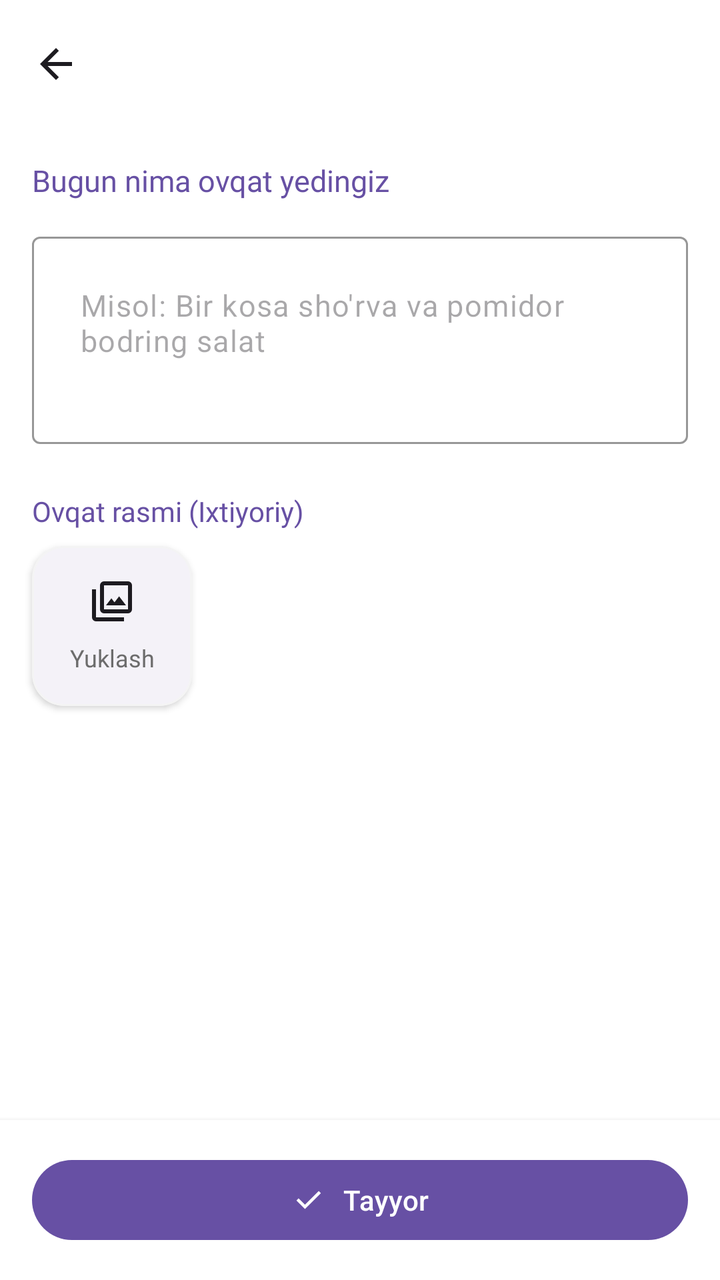
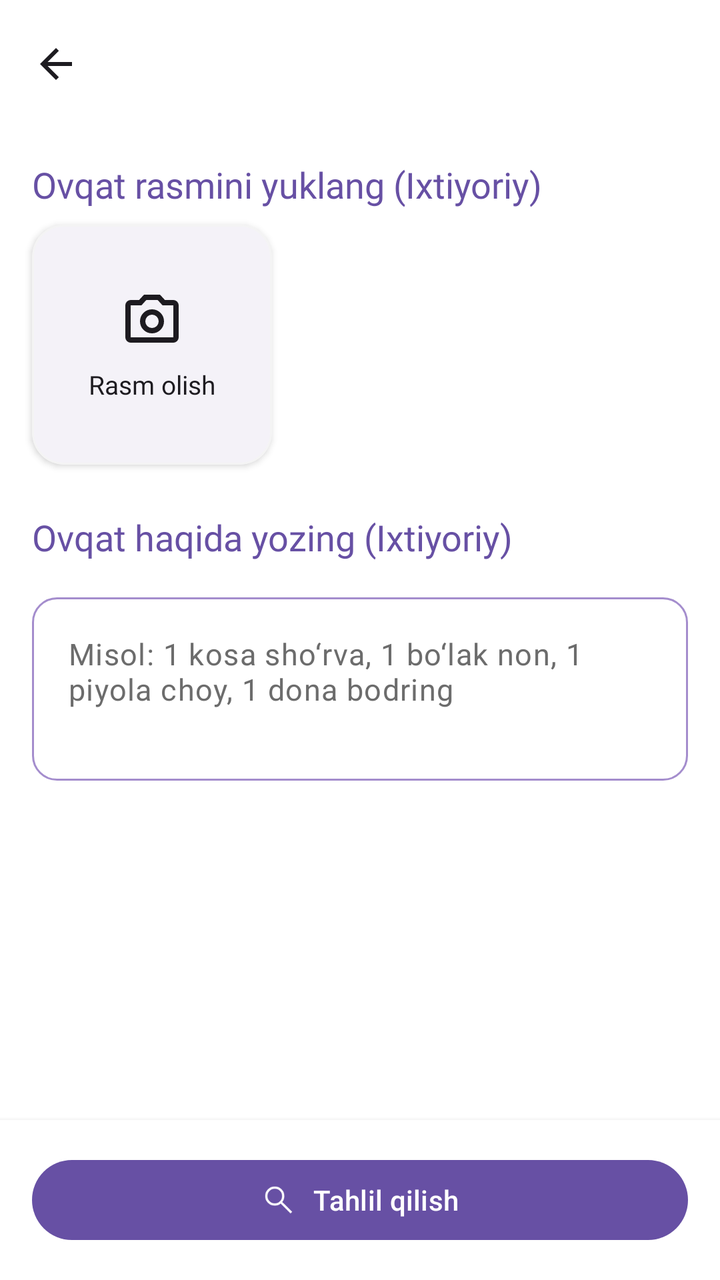

An Android layout rendered at two revisions. The XML below is the earlier revision; the diff shows what the commit changed to produce the second picture.
<!-- AndroidManifest.xml: application theme Theme.Ozamiz -->
<!-- res/layout/fragment_log_food.xml -->
<?xml version="1.0" encoding="utf-8"?>
<androidx.coordinatorlayout.widget.CoordinatorLayout
    xmlns:android="http://schemas.android.com/apk/res/android"
    xmlns:app="http://schemas.android.com/apk/res-auto"
    xmlns:tools="http://schemas.android.com/tools"
    android:layout_width="match_parent"
    android:layout_height="match_parent"
    android:background="?colorSurface"
    tools:context=".ui.log.LogFoodFragment">

    <com.google.android.material.appbar.AppBarLayout
        android:id="@+id/appBarLayout_logFood"
        android:layout_width="match_parent"
        android:layout_height="wrap_content"
        android:background="?colorSurface"
        app:elevation="0dp">

        <com.google.android.material.appbar.MaterialToolbar
            android:id="@+id/toolbar_logFood"
            android:layout_width="match_parent"
            android:layout_height="?attr/actionBarSize"
            app:navigationIcon="@drawable/arrow_back"
            app:navigationIconTint="?colorOnSurface"
            app:titleTextColor="?colorOnSurface"
            tools:title="Nonushta Qo'shish" />

    </com.google.android.material.appbar.AppBarLayout>

    <androidx.core.widget.NestedScrollView
        android:layout_width="match_parent"
        android:layout_height="match_parent"
        app:layout_behavior="@string/appbar_scrolling_view_behavior">

        <LinearLayout
            android:layout_width="match_parent"
            android:layout_height="wrap_content"
            android:clipToPadding="false"
            android:orientation="vertical"
            android:padding="16dp">

            <TextView
                android:id="@+id/title_view"
                style="@style/Headline3_15"
                android:paddingEnd="@dimen/dimen_24"
                android:layout_width="wrap_content"
                android:layout_height="wrap_content"
                android:text="Bugun nima ovqat yedingiz"
                android:textColor="?colorPrimary"/>

            <com.google.android.material.textfield.TextInputLayout
                android:id="@+id/textInputLayout_foodDescription_log"
                android:layout_width="match_parent"
                app:hintEnabled="false"
                app:helperTextEnabled="true"
                android:layout_height="wrap_content"
                android:layout_marginTop="@dimen/dimen_18">

                <com.google.android.material.textfield.TextInputEditText
                    android:id="@+id/editText_foodDescription_log"
                    android:layout_width="match_parent"
                    android:layout_height="wrap_content"
                    android:padding="@dimen/dimen_24"
                    android:textSize="15sp"
                    android:hint="@string/food_description_hint"
                    android:ellipsize="none"
                    android:inputType="textMultiLine|textCapSentences"
                    android:minLines="3"
                    android:gravity="top"
                    android:imeOptions="actionDone"/>
            </com.google.android.material.textfield.TextInputLayout>


            <TextView
                style="@style/Subtitle2_14"
                android:layout_width="wrap_content"
                android:layout_height="wrap_content"
                android:layout_marginTop="@dimen/dimen_24"
                android:text="@string/upload_meal_photo"
                android:textColor="?colorPrimary"/>

            <com.google.android.material.card.MaterialCardView
                android:id="@+id/card_imagePicker_log"
                android:layout_width="80dp"
                android:layout_height="80dp"
                android:layout_gravity="start"
                android:layout_marginTop="@dimen/dimen_8"
                app:cardCornerRadius="16dp"
                app:cardElevation="2dp"
                android:clickable="true"
                android:focusable="true"
                app:strokeWidth="1dp"
                app:strokeColor="?colorOutlineVariant">

                <FrameLayout
                    android:layout_width="match_parent"
                    android:layout_height="match_parent">

                    <ImageView
                        android:id="@+id/imageView_selectedLogImage"
                        android:layout_width="match_parent"
                        android:layout_height="match_parent"
                        android:scaleType="centerCrop"
                        android:alpha="0.5"
                       />

                    <LinearLayout
                        android:id="@+id/layout_addImagePlaceholder_log"
                        android:layout_width="match_parent"
                        android:layout_height="match_parent"
                        android:orientation="vertical"
                        android:gravity="center"
                        android:background="?android:attr/selectableItemBackground">
                        <ImageView
                            android:layout_width="24dp"
                            android:layout_height="24dp"
                            android:src="@drawable/photo_ic"
                            app:tint="?colorOnSurface"/>
                        <TextView
                            style="@style/Caption2_12"
                            android:layout_width="match_parent"
                            android:layout_height="wrap_content"
                            android:layout_marginTop="8dp"
                            android:layout_marginHorizontal="@dimen/dimen_12"
                            android:text="Yuklash"
                            android:textColor="?colorOnSurfaceVariant"
                            android:gravity="center"/>
                    </LinearLayout>
                </FrameLayout>
            </com.google.android.material.card.MaterialCardView>

        </LinearLayout>
    </androidx.core.widget.NestedScrollView>

    <LinearLayout
        android:layout_width="match_parent"
        android:layout_height="wrap_content"
        android:layout_gravity="bottom"
        android:padding="16dp"
        android:background="?colorSurface"
        android:elevation="4dp">

        <FrameLayout
            android:layout_width="match_parent"
            android:layout_height="wrap_content">

            <com.google.android.material.button.MaterialButton
                android:id="@+id/button_analyze_and_save"
                style="@style/Widget.Material3.Button"
                android:layout_width="match_parent"
                android:layout_height="wrap_content"
                android:paddingStart="56dp"
                android:paddingEnd="56dp"
                android:text="Tayyor"
                app:icon="@drawable/check_ic"
                app:iconGravity="textStart"/>

            <com.google.android.material.progressindicator.CircularProgressIndicator
                android:id="@+id/progress_analyze"
                android:layout_width="wrap_content"
                android:layout_height="wrap_content"
                android:layout_gravity="end|center_vertical"
                android:layout_marginEnd="@dimen/dimen_12"
                android:indeterminate="true"
                android:visibility="gone"
                app:indicatorSize="24dp"
                app:indicatorColor="?colorPrimary" />
        </FrameLayout>

    </LinearLayout>

</androidx.coordinatorlayout.widget.CoordinatorLayout>
<!-- resources referenced by this layout -->
<resources>
  <dimen name="dimen_12">12dp</dimen>
  <dimen name="dimen_18">18dp</dimen>
  <dimen name="dimen_24">24dp</dimen>
  <dimen name="dimen_8">8dp</dimen>
  <!-- drawable arrow_back (drawable) -->
  <vector xmlns:android="http://schemas.android.com/apk/res/android"
      android:width="24dp"
      android:height="24dp"
      android:viewportWidth="960"
      android:viewportHeight="960"
      android:tint="?attr/colorControlNormal"
      android:autoMirrored="true">
  
    <path
        android:fillColor="@android:color/white"
        android:pathData="M313,520L537,744L480,800L160,480L480,160L537,216L313,440L800,440L800,520L313,520Z"/>
  </vector>
  <!-- drawable check_ic (drawable) -->
  <vector xmlns:android="http://schemas.android.com/apk/res/android"
      android:width="24dp"
      android:height="24dp"
      android:viewportWidth="960"
      android:viewportHeight="960"
      android:tint="?attr/colorControlNormal">
    <path
        android:fillColor="@android:color/white"
        android:pathData="M382,720L154,492L211,435L382,606L749,239L806,296L382,720Z"/>
  </vector>
  <!-- drawable photo_ic (drawable) -->
  <vector xmlns:android="http://schemas.android.com/apk/res/android"
      android:width="24dp"
      android:height="24dp"
      android:viewportWidth="960"
      android:viewportHeight="960"
      android:tint="?attr/colorControlNormal">
    <path
        android:fillColor="@android:color/white"
        android:pathData="M360,560L760,560L622,380L530,500L468,420L360,560ZM320,720Q287,720 263.5,696.5Q240,673 240,640L240,160Q240,127 263.5,103.5Q287,80 320,80L800,80Q833,80 856.5,103.5Q880,127 880,160L880,640Q880,673 856.5,696.5Q833,720 800,720L320,720ZM320,640L800,640Q800,640 800,640Q800,640 800,640L800,160Q800,160 800,160Q800,160 800,160L320,160Q320,160 320,160Q320,160 320,160L320,640Q320,640 320,640Q320,640 320,640ZM160,880Q127,880 103.5,856.5Q80,833 80,800L80,240L160,240L160,800Q160,800 160,800Q160,800 160,800L720,800L720,880L160,880ZM320,160L320,160Q320,160 320,160Q320,160 320,160L320,640Q320,640 320,640Q320,640 320,640L320,640Q320,640 320,640Q320,640 320,640L320,160Q320,160 320,160Q320,160 320,160Z"/>
  </vector>
  <string name="food_description_hint">Misol: Bir kosa sho\'rva va pomidor bodring salat</string>
  <string name="upload_meal_photo">Ovqat rasmi (Ixtiyoriy)</string>
  <style name="Caption2_12">
          <item name="android:textSize">12sp</item>
          <item name="android:fontFamily">@font/roboto_regular</item>
      </style>
  <style name="Headline3_15">
          <item name="android:textSize">15sp</item>
          <item name="android:fontFamily">@font/roboto_medium</item>
      </style>
  
      //Text
  <style name="Subtitle2_14">
          <item name="android:textSize">14sp</item>
          <item name="android:fontFamily">@font/roboto_medium</item>
      </style>
  <style name="Theme.Ozamiz" parent="Base.Ozamiz" />
  <!-- unchanged entries left out for length: 1 -->
</resources>

<!-- the commit's change to res/layout/fragment_log_food.xml (unified diff, before → after) -->
@@ -1,6 +1,5 @@
 <?xml version="1.0" encoding="utf-8"?>
-<androidx.coordinatorlayout.widget.CoordinatorLayout
-    xmlns:android="http://schemas.android.com/apk/res/android"
+<androidx.coordinatorlayout.widget.CoordinatorLayout xmlns:android="http://schemas.android.com/apk/res/android"
     xmlns:app="http://schemas.android.com/apk/res-auto"
     xmlns:tools="http://schemas.android.com/tools"
     android:layout_width="match_parent"
@@ -39,57 +38,24 @@
             android:padding="16dp">
 
             <TextView
-                android:id="@+id/title_view"
-                style="@style/Headline3_15"
-                android:paddingEnd="@dimen/dimen_24"
+                style="@style/Title3_17"
                 android:layout_width="wrap_content"
                 android:layout_height="wrap_content"
-                android:text="Bugun nima ovqat yedingiz"
-                android:textColor="?colorPrimary"/>
-
-            <com.google.android.material.textfield.TextInputLayout
-                android:id="@+id/textInputLayout_foodDescription_log"
-                android:layout_width="match_parent"
-                app:hintEnabled="false"
-                app:helperTextEnabled="true"
-                android:layout_height="wrap_content"
-                android:layout_marginTop="@dimen/dimen_18">
-
-                <com.google.android.material.textfield.TextInputEditText
-                    android:id="@+id/editText_foodDescription_log"
-                    android:layout_width="match_parent"
-                    android:layout_height="wrap_content"
-                    android:padding="@dimen/dimen_24"
-                    android:textSize="15sp"
-                    android:hint="@string/food_description_hint"
-                    android:ellipsize="none"
-                    android:inputType="textMultiLine|textCapSentences"
-                    android:minLines="3"
-                    android:gravity="top"
-                    android:imeOptions="actionDone"/>
-            </com.google.android.material.textfield.TextInputLayout>
-
-
-            <TextView
-                style="@style/Subtitle2_14"
-                android:layout_width="wrap_content"
-                android:layout_height="wrap_content"
-                android:layout_marginTop="@dimen/dimen_24"
                 android:text="@string/upload_meal_photo"
-                android:textColor="?colorPrimary"/>
+                android:textColor="?colorPrimary" />
 
             <com.google.android.material.card.MaterialCardView
                 android:id="@+id/card_imagePicker_log"
-                android:layout_width="80dp"
-                android:layout_height="80dp"
+                android:layout_width="120dp"
+                android:layout_height="120dp"
                 android:layout_gravity="start"
                 android:layout_marginTop="@dimen/dimen_8"
+                android:clickable="true"
+                android:focusable="true"
                 app:cardCornerRadius="16dp"
                 app:cardElevation="2dp"
-                android:clickable="true"
-                android:focusable="true"
-                app:strokeWidth="1dp"
-                app:strokeColor="?colorOutlineVariant">
+                app:strokeColor="?colorOutlineVariant"
+                app:strokeWidth="1dp">
 
                 <FrameLayout
                     android:layout_width="match_parent"
@@ -99,35 +65,91 @@
                         android:id="@+id/imageView_selectedLogImage"
                         android:layout_width="match_parent"
                         android:layout_height="match_parent"
-                        android:scaleType="centerCrop"
                         android:alpha="0.5"
-                       />
+                        android:scaleType="centerCrop" />
 
                     <LinearLayout
                         android:id="@+id/layout_addImagePlaceholder_log"
                         android:layout_width="match_parent"
                         android:layout_height="match_parent"
-                        android:orientation="vertical"
+                        android:background="?android:attr/selectableItemBackground"
                         android:gravity="center"
-                        android:background="?android:attr/selectableItemBackground">
+                        android:orientation="vertical">
+
                         <ImageView
-                            android:layout_width="24dp"
-                            android:layout_height="24dp"
-                            android:src="@drawable/photo_ic"
-                            app:tint="?colorOnSurface"/>
+                            android:layout_width="32dp"
+                            android:layout_height="32dp"
+                            android:src="@drawable/camera_ic"
+                            app:tint="?colorOnSurface" />
+
                         <TextView
-                            style="@style/Caption2_12"
+                            style="@style/Caption1_13"
                             android:layout_width="match_parent"
                             android:layout_height="wrap_content"
+                            android:layout_marginHorizontal="@dimen/dimen_12"
                             android:layout_marginTop="8dp"
-                            android:layout_marginHorizontal="@dimen/dimen_12"
-                            android:text="Yuklash"
-                            android:textColor="?colorOnSurfaceVariant"
-                            android:gravity="center"/>
+                            android:gravity="center"
+                            android:text="Rasm olish"
+                            android:textColor="?colorOnSurface" />
                     </LinearLayout>
                 </FrameLayout>
             </com.google.android.material.card.MaterialCardView>
 
+            <TextView
+                style="@style/Title3_17"
+                android:layout_width="wrap_content"
+                android:layout_height="wrap_content"
+                android:layout_marginTop="@dimen/dimen_24"
+                android:paddingEnd="@dimen/dimen_24"
+                android:text="@string/ovqat_haqida_yozing_ixtiyoriy"
+                android:textColor="?colorPrimary" />
+
+            <TextView
+                android:layout_width="wrap_content"
+                android:layout_height="wrap_content"
+                android:layout_marginTop="4dp"
+                android:visibility="gone"
+                android:fontFamily="@font/roboto_regular"
+                android:text="Ovqat nomi va miqdorini yozing: kosa, tarelka, bo'lak, stakan, piyola, gram"
+                android:textColor="?colorOnSurfaceVariant"
+                android:textSize="15sp" />
+
+            <com.google.android.material.textfield.TextInputLayout
+                android:id="@+id/textInputLayout_foodDescription_log"
+                android:layout_width="match_parent"
+                android:layout_height="wrap_content"
+                android:layout_marginTop="@dimen/dimen_18"
+                app:helperTextEnabled="true"
+                app:hintEnabled="false">
+
+                <com.google.android.material.textfield.TextInputEditText
+                    android:id="@+id/editText_foodDescription_log"
+                    android:layout_width="match_parent"
+                    android:layout_height="wrap_content"
+                    android:ellipsize="none"
+                    android:textColorHint="?colorOnSurfaceVariant"
+                    android:gravity="top"
+                    android:hint="@string/food_description_hint"
+                    android:imeOptions="actionDone"
+                    android:inputType="textMultiLine|textCapSentences"
+                    android:minLines="3"
+                    android:padding="@dimen/dimen_18"
+                    android:background="@drawable/round_lay_stroke"
+                    android:textSize="15sp" />
+            </com.google.android.material.textfield.TextInputLayout>
+
+            <TextView
+                android:layout_width="wrap_content"
+                android:layout_height="wrap_content"
+                android:fontFamily="@font/roboto_medium"
+                android:padding="@dimen/dimen_12"
+                android:visibility="gone"
+                android:background="@drawable/round_lay"
+                android:layout_marginTop="@dimen/dimen_18"
+                android:backgroundTint="?colorSurfaceContainer"
+                android:text="Har bir yegan ovqatingizni ilovaga kiritib boring, sizga tavsiyalar, ogohlantirishlar beramiz, bu siz uchun juda muhim!"
+                android:textColor="?colorPrimary"
+                android:textSize="16sp" />
         </LinearLayout>
     </androidx.core.widget.NestedScrollView>
 
@@ -135,9 +157,9 @@
         android:layout_width="match_parent"
         android:layout_height="wrap_content"
         android:layout_gravity="bottom"
-        android:padding="16dp"
         android:background="?colorSurface"
-        android:elevation="4dp">
+        android:elevation="4dp"
+        android:padding="16dp">
 
         <FrameLayout
             android:layout_width="match_parent"
@@ -150,20 +172,20 @@
                 android:layout_height="wrap_content"
                 android:paddingStart="56dp"
                 android:paddingEnd="56dp"
-                android:text="Tayyor"
-                app:icon="@drawable/check_ic"
-                app:iconGravity="textStart"/>
+                android:text="Tahlil qilish"
+                app:icon="@drawable/search_ic"
+                app:iconGravity="textStart" />
 
             <com.google.android.material.progressindicator.CircularProgressIndicator
                 android:id="@+id/progress_analyze"
                 android:layout_width="wrap_content"
                 android:layout_height="wrap_content"
-                android:layout_gravity="end|center_vertical"
-                android:layout_marginEnd="@dimen/dimen_12"
+                android:layout_gravity="center"
                 android:indeterminate="true"
                 android:visibility="gone"
-                app:indicatorSize="24dp"
-                app:indicatorColor="?colorPrimary" />
+                app:indicatorColor="?colorOnPrimary"
+                app:trackColor="?colorSurfaceContainerLowest"
+                app:indicatorSize="24dp" />
         </FrameLayout>
 
     </LinearLayout>
<!-- resource entries referenced after the edit -->
@@ -17,7 +17,7 @@
         android:fillColor="@android:color/white"
         android:pathData="M313,520L537,744L480,800L160,480L480,160L537,216L313,440L800,440L800,520L313,520Z"/>
   </vector>
-  <!-- drawable check_ic (drawable) -->
+  <!-- drawable camera_ic (drawable) -->
   <vector xmlns:android="http://schemas.android.com/apk/res/android"
       android:width="24dp"
       android:height="24dp"
@@ -26,35 +26,44 @@
       android:tint="?attr/colorControlNormal">
     <path
         android:fillColor="@android:color/white"
-        android:pathData="M382,720L154,492L211,435L382,606L749,239L806,296L382,720Z"/>
+        android:pathData="M480,700Q555,700 607.5,647.5Q660,595 660,520Q660,445 607.5,392.5Q555,340 480,340Q405,340 352.5,392.5Q300,445 300,520Q300,595 352.5,647.5Q405,700 480,700ZM480,620Q438,620 409,591Q380,562 380,520Q380,478 409,449Q438,420 480,420Q522,420 551,449Q580,478 580,520Q580,562 551,591Q522,620 480,620ZM160,840Q127,840 103.5,816.5Q80,793 80,760L80,280Q80,247 103.5,223.5Q127,200 160,200L286,200L360,120L600,120L674,200L800,200Q833,200 856.5,223.5Q880,247 880,280L880,760Q880,793 856.5,816.5Q833,840 800,840L160,840ZM160,760L800,760Q800,760 800,760Q800,760 800,760L800,280Q800,280 800,280Q800,280 800,280L638,280L565,200L395,200L322,280L160,280Q160,280 160,280Q160,280 160,280L160,760Q160,760 160,760Q160,760 160,760ZM480,520Q480,520 480,520Q480,520 480,520L480,520Q480,520 480,520Q480,520 480,520L480,520L480,520L480,520L480,520L480,520Q480,520 480,520Q480,520 480,520L480,520Q480,520 480,520Q480,520 480,520Z"/>
   </vector>
-  <!-- drawable photo_ic (drawable) -->
+  <!-- drawable round_lay (drawable) -->
+  <?xml version="1.0" encoding="utf-8"?>
+  <shape xmlns:android="http://schemas.android.com/apk/res/android">
+  <corners android:radius="@dimen/dimen_12"/>
+      <solid android:color="?backgroundColor"/>
+  </shape>
+  <!-- drawable round_lay_stroke (drawable) -->
+  <?xml version="1.0" encoding="utf-8"?>
+  <shape xmlns:android="http://schemas.android.com/apk/res/android">
+      <corners android:radius="12dp"/>
+      <stroke android:width="1dp" android:color="#CD8E72C1"/>
+  </shape>
+  <!-- drawable search_ic (drawable) -->
   <vector xmlns:android="http://schemas.android.com/apk/res/android"
-      android:width="24dp"
-      android:height="24dp"
+      android:width="48dp"
+      android:height="48dp"
       android:viewportWidth="960"
       android:viewportHeight="960"
       android:tint="?attr/colorControlNormal">
     <path
         android:fillColor="@android:color/white"
-        android:pathData="M360,560L760,560L622,380L530,500L468,420L360,560ZM320,720Q287,720 263.5,696.5Q240,673 240,640L240,160Q240,127 263.5,103.5Q287,80 320,80L800,80Q833,80 856.5,103.5Q880,127 880,160L880,640Q880,673 856.5,696.5Q833,720 800,720L320,720ZM320,640L800,640Q800,640 800,640Q800,640 800,640L800,160Q800,160 800,160Q800,160 800,160L320,160Q320,160 320,160Q320,160 320,160L320,640Q320,640 320,640Q320,640 320,640ZM160,880Q127,880 103.5,856.5Q80,833 80,800L80,240L160,240L160,800Q160,800 160,800Q160,800 160,800L720,800L720,880L160,880ZM320,160L320,160Q320,160 320,160Q320,160 320,160L320,640Q320,640 320,640Q320,640 320,640L320,640Q320,640 320,640Q320,640 320,640L320,160Q320,160 320,160Q320,160 320,160Z"/>
+        android:pathData="M796,839L533,576Q503,602 463.04,616.5Q423.08,631 378,631Q269.84,631 194.92,556Q120,481 120,375Q120,269 195,194Q270,119 376.5,119Q483,119 557.5,194Q632,269 632,375.15Q632,418 618,458Q604,498 576,533L840,795L796,839ZM377,571Q458.25,571 515.13,513.5Q572,456 572,375Q572,294 515.13,236.5Q458.25,179 377,179Q294.92,179 237.46,236.5Q180,294 180,375Q180,456 237.46,513.5Q294.92,571 377,571Z"/>
   </vector>
-  <string name="food_description_hint">Misol: Bir kosa sho\'rva va pomidor bodring salat</string>
-  <string name="upload_meal_photo">Ovqat rasmi (Ixtiyoriy)</string>
-  <style name="Caption2_12">
-          <item name="android:textSize">12sp</item>
-          <item name="android:fontFamily">@font/roboto_regular</item>
+  <string name="food_description_hint">Misol: 1 kosa sho‘rva, 1 bo‘lak non, 1 piyola choy, 1 dona bodring</string>
+  <string name="ovqat_haqida_yozing_ixtiyoriy">Ovqat haqida yozing (Ixtiyoriy)</string>
+  <string name="upload_meal_photo">Ovqat rasmini yuklang (Ixtiyoriy)</string>
+  <style name="Caption1_13">
+          <item name="android:textSize">13sp</item>
+          <item name="android:fontFamily">@font/roboto_medium</item>
       </style>
-  <style name="Headline3_15">
-          <item name="android:textSize">15sp</item>
+  <style name="Title3_17">
+          <item name="android:textSize">18sp</item>
           <item name="android:fontFamily">@font/roboto_medium</item>
       </style>
   
-      //Text
-  <style name="Subtitle2_14">
-          <item name="android:textSize">14sp</item>
-          <item name="android:fontFamily">@font/roboto_medium</item>
-      </style>
+      //Headline
   <style name="Theme.Ozamiz" parent="Base.Ozamiz" />
   <!-- unchanged entries left out for length: 1 -->
 </resources>
